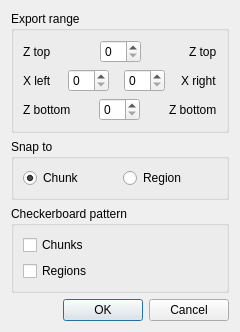
Above: pngexport.ui from mrkite/minutor before the change. Below: the same form after it.
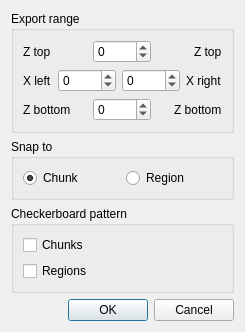
That is the form after the change.

Commit message:
improve squeezing export range at borders
now we force a Chunk or Region to be left when hitting the world border, depending on the "snap" that is selected
(not handled when changed "snap" just before)

```diff
--- a/pngexport.ui
+++ b/pngexport.ui
@@ -47,6 +47,12 @@
           <property name="keyboardTracking">
            <bool>false</bool>
           </property>
+          <property name="minimum">
+           <number>-4096</number>
+          </property>
+          <property name="maximum">
+           <number>4095</number>
+          </property>
           <property name="singleStep">
            <number>16</number>
           </property>
@@ -101,6 +107,12 @@
           <property name="keyboardTracking">
            <bool>false</bool>
           </property>
+          <property name="minimum">
+           <number>-4096</number>
+          </property>
+          <property name="maximum">
+           <number>4095</number>
+          </property>
           <property name="singleStep">
            <number>16</number>
           </property>
@@ -124,6 +136,12 @@
           <property name="keyboardTracking">
            <bool>false</bool>
           </property>
+          <property name="minimum">
+           <number>-4096</number>
+          </property>
+          <property name="maximum">
+           <number>4095</number>
+          </property>
           <property name="singleStep">
            <number>16</number>
           </property>
@@ -178,6 +196,12 @@
           <property name="keyboardTracking">
            <bool>false</bool>
           </property>
+          <property name="minimum">
+           <number>-4096</number>
+          </property>
+          <property name="maximum">
+           <number>4095</number>
+          </property>
           <property name="singleStep">
            <number>16</number>
           </property>
```
The commit also changes 1 other file.
